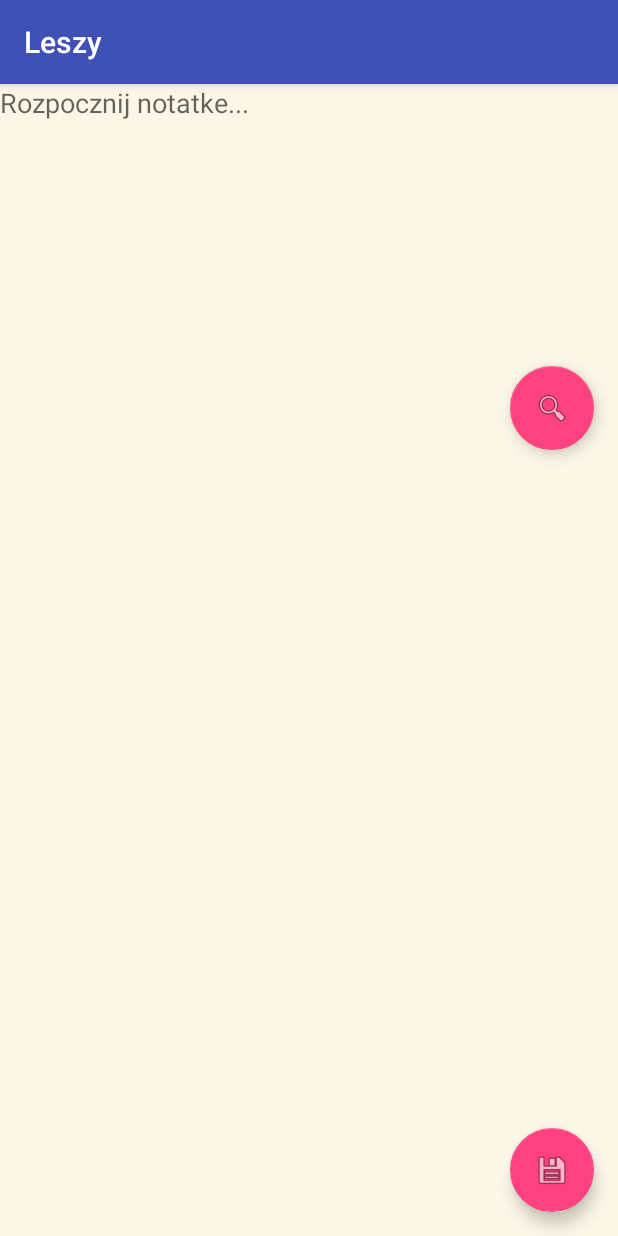
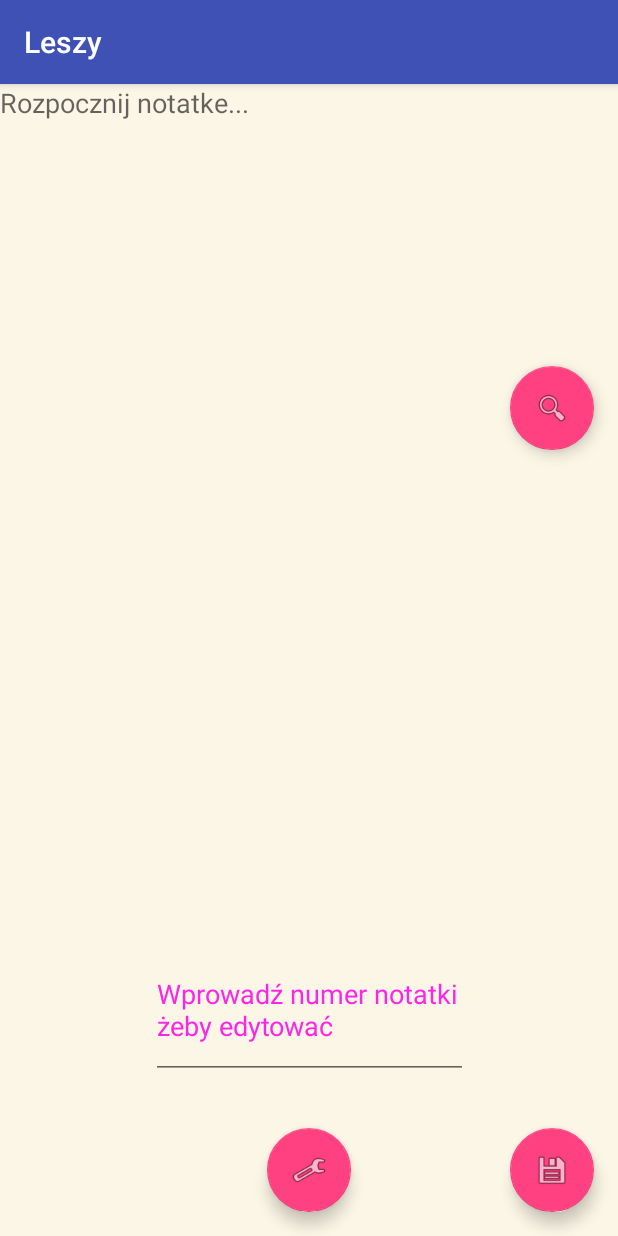
Before and after one commit to Akoszewski/Leszy, an Android app: the NoteSelect screen opened directly, with no data from a screen before it, after a tap on an icon or button, on a phone screen of 412 x 824 dp. Run offline under Robolectric (Android 15) with nearby library versions, the phone set to English and light mode, and no system bars.

Commit message:
Dodanie możliwosci edycji notatek

```diff
--- a/app/src/main/java/com/example/user/Leszy/NoteSelect.java
+++ b/app/src/main/java/com/example/user/Leszy/NoteSelect.java
@@ -45,6 +45,7 @@ public class NoteSelect extends AppCompatActivity {
 
         notesRecycler = (RecyclerView) findViewById(R.id.notes);
 
+
         nAdapter = new NotesAdapter(notesList);
         RecyclerView.LayoutManager mLayoutManager = new LinearLayoutManager(getApplicationContext());
         notesRecycler.setLayoutManager(mLayoutManager);
@@ -60,13 +61,15 @@ public class NoteSelect extends AppCompatActivity {
         directory = getFilesDir();
         File[] files = directory.listFiles();
         String theFile;
-        for (int i = 1; i <= files.length; i++) {
+        //files.length
+        for (int i = 1; i <= 10; i++) {
             theFile = "Note" + i + ".txt";
             NotesBuilder note = new NotesBuilder(theFile, Open(theFile));
             notesList.add(note);
         }
 
     }
+
 
     public String Open(String fileName) {
         String content = "";
--- a/app/src/main/java/com/example/user/Leszy/NotepadActivity.java
+++ b/app/src/main/java/com/example/user/Leszy/NotepadActivity.java
@@ -28,6 +28,7 @@ import java.io.OutputStreamWriter;
 public class NotepadActivity extends AppCompatActivity {
 
     EditText EditText1;
+    EditText editNote;
 
     private static final String TAG="NotepadActivity";
 
@@ -36,26 +37,42 @@ public class NotepadActivity extends AppCompatActivity {
         super.onCreate(savedInstanceState);
         setContentView(R.layout.notepad_layout);
 
+        EditText1 = (EditText) findViewById(R.id.EditText1);
+        editNote = (EditText) findViewById(R.id.editText);
+
+        final FloatingActionButton fab3 = (FloatingActionButton) findViewById(R.id.fab3);
+        fab3.setOnClickListener(new View.OnClickListener() {
+            @Override
+            public void onClick(View view) {
+                EditText1.setText(Open("Note" + editNote.getText() + ".txt"));
+                fab3.setEnabled(false);
+            }
+        });
+
 
         FloatingActionButton fab = (FloatingActionButton) findViewById(R.id.fab);
         fab.setOnClickListener(new View.OnClickListener() {
             @Override
             public void onClick(View view) {
                 int i=1;
-                for (i=1;i<10;i++) {
-                    if (FileExists("Note" + i + ".txt")) {
-                        i++;
-                    }
-                    else {
-                        Save("Note" + i + ".txt");
-                        break;
+                if(fab3.isEnabled())
+                {
+                    for (i = 1; i < 10; i++) {
+                        if (FileExists("Note" + i + ".txt")) {
+                            i++;
+                        } else {
+                            Save("Note" + i + ".txt");
+                            break;
+                        }
                     }
                 }
+                else {
+                    Save("Note" + editNote.getText() + ".txt");
+                    fab3.setEnabled(true);
+                    }
             }
         });
 
-        EditText1 = (EditText) findViewById(R.id.EditText1);
-        EditText1.setText(Open("Note1.txt"));
 
         FloatingActionButton fab2 = (FloatingActionButton) findViewById(R.id.fab2);
         fab2.setOnClickListener(new View.OnClickListener() {
--- a/app/src/main/java/com/example/user/Leszy/NotesAdapter.java
+++ b/app/src/main/java/com/example/user/Leszy/NotesAdapter.java
@@ -1,12 +1,21 @@
 package com.example.user.Leszy;
 
+import android.content.Context;
+import android.content.Intent;
 import android.support.v7.widget.RecyclerView;
 import android.view.LayoutInflater;
 import android.view.View;
 import android.view.ViewGroup;
+import android.widget.CalendarView;
 import android.widget.TextView;
+import android.widget.Toast;
 
+
+import java.io.BufferedReader;
+import java.io.InputStream;
+import java.io.InputStreamReader;
 import java.util.List;
+
 
 public class NotesAdapter extends RecyclerView.Adapter <
         NotesAdapter.MyViewHolder > {
@@ -15,14 +24,24 @@ private List <
         NotesBuilder >
         notesList;
 
-public class MyViewHolder extends RecyclerView.ViewHolder {
+public class MyViewHolder extends RecyclerView.ViewHolder implements View.OnClickListener{
     public TextView title, content;
+
+
 
     public MyViewHolder(View view) {
         super(view);
+        itemView.setOnClickListener(this);
         title = (TextView) view.findViewById(R.id.title);
         content = (TextView) view.findViewById(R.id.content);
+    }
 
+    @Override
+    public void onClick(View view) {
+        for (int i = 0; i < 10; i++) {
+                Intent intent = new Intent(view.getContext(), NotepadActivity.class);
+                view.getContext().startActivity(intent);
+        }
     }
 }
 
--- a/app/src/main/res/layout/activity_note_select.xml
+++ b/app/src/main/res/layout/activity_note_select.xml
@@ -46,5 +46,6 @@
         android:layout_marginLeft="8dp"
         android:layout_marginRight="8dp"
         android:clickable="true"
+        android:focusable="true"
         android:id="@+id/notes"/>
 </android.support.constraint.ConstraintLayout>
--- a/app/src/main/res/layout/notepad_layout.xml
+++ b/app/src/main/res/layout/notepad_layout.xml
@@ -45,4 +45,29 @@
         app:layout_constraintEnd_toEndOf="parent"
         app:srcCompat="@android:drawable/ic_menu_search" />
 
+    <android.support.design.widget.FloatingActionButton
+        android:id="@+id/fab3"
+        android:layout_width="wrap_content"
+        android:layout_height="wrap_content"
+        android:layout_marginBottom="16dp"
+        android:clickable="true"
+        app:layout_constraintBottom_toBottomOf="parent"
+        app:layout_constraintEnd_toEndOf="parent"
+        app:layout_constraintStart_toStartOf="parent"
+        app:srcCompat="@android:drawable/ic_menu_preferences" />
+
+    <EditText
+        android:id="@+id/editText"
+        android:layout_width="211dp"
+        android:layout_height="91dp"
+        android:focusable="true"
+        android:hint="Wprowadź numer notatki żeby edytować"
+        android:textColorHighlight="#ff7eff15"
+        android:textColorHint="#ffff25e6"
+        app:layout_constraintBottom_toBottomOf="parent"
+        app:layout_constraintEnd_toEndOf="parent"
+        app:layout_constraintStart_toStartOf="parent"
+        app:layout_constraintTop_toTopOf="parent"
+        app:layout_constraintVertical_bias="0.845" />
+
 </android.support.constraint.ConstraintLayout>
```
